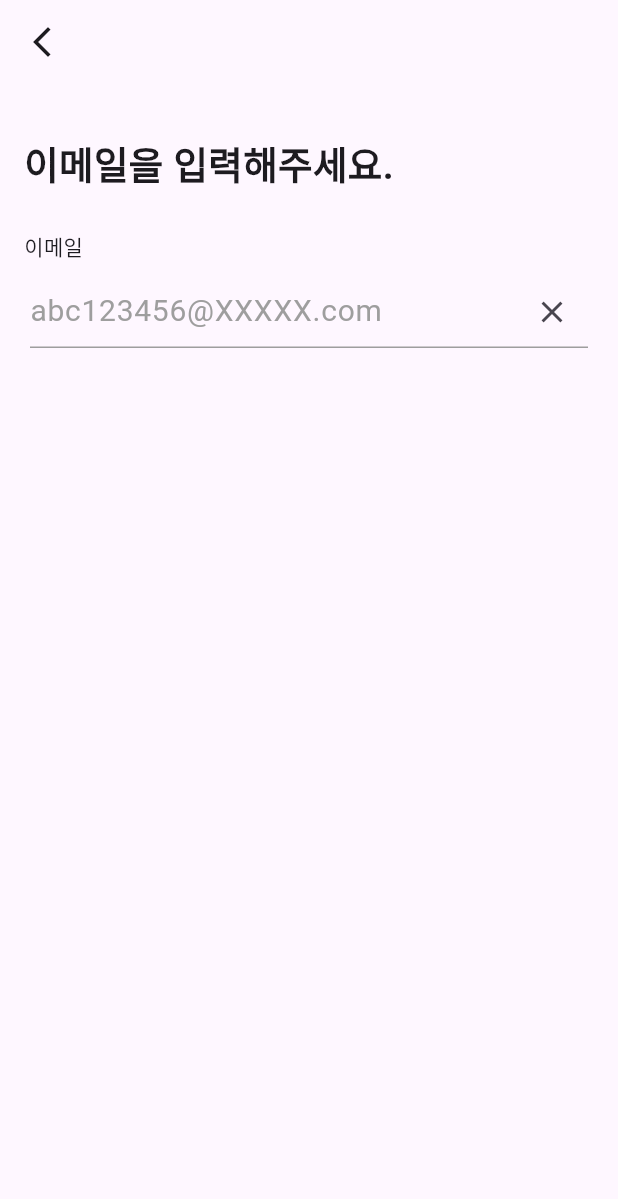
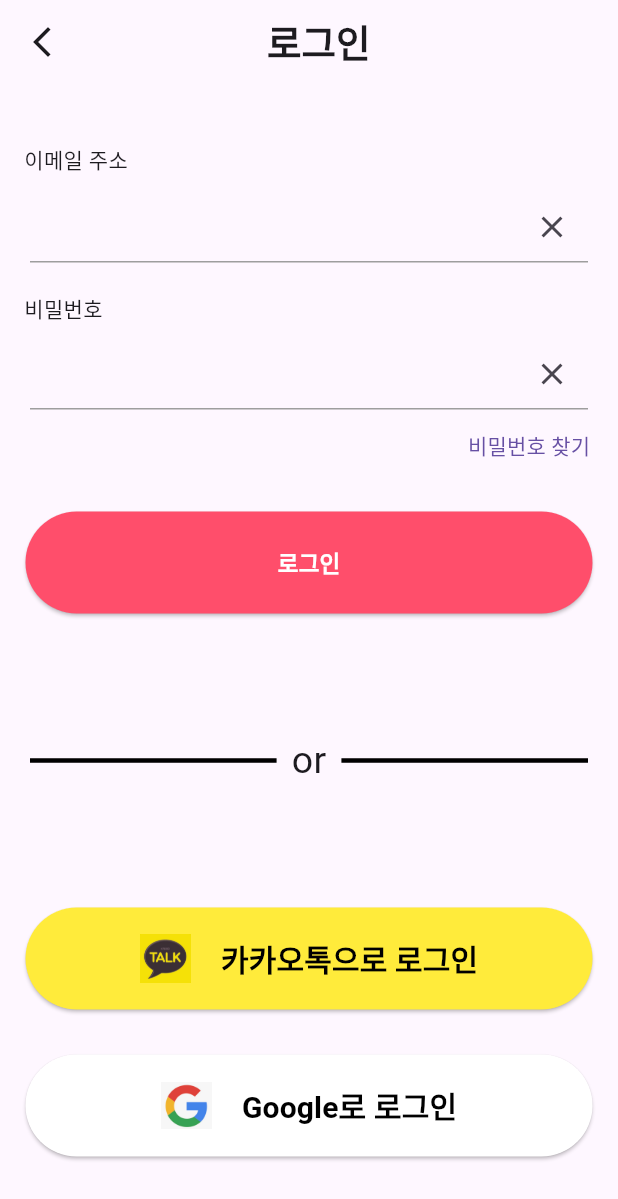
Before and after one commit to 21TripRider/TripRider, a Flutter app: the screen it shows after launch, on a phone screen of 412 x 824 dp. Shown: the top 1199 px of the screen. Run offline on Flutter 3.47's test engine with Material 3 defaults, Android fonts, the phone set to English and light mode, and no system bars.

Commit message:
초기 화면

```diff
--- a/lib/main.dart
+++ b/lib/main.dart
@@ -2,12 +2,13 @@ import 'package:flutter/cupertino.dart';
 import 'package:flutter/material.dart';
 import 'package:triprider/screens/HomeScreen.dart';
 import 'package:triprider/screens/Login/CreateAccountScreen.dart';
+import 'package:triprider/screens/Login/LoginScreen.dart';
 import 'package:triprider/screens/Login/WelcomeScreen.dart';
 
 void main(){
   runApp(
     MaterialApp(
-      home: CreateAccountScreen(),
+      home: Loginscreen(),
     )
   );
 }
--- a/lib/screens/Login/CreateAccountScreen.dart
+++ b/lib/screens/Login/CreateAccountScreen.dart
@@ -1,8 +1,8 @@
 import 'package:flutter/cupertino.dart';
 import 'package:flutter/material.dart';
 
-class CreateAccountScreen extends StatelessWidget {
-  const CreateAccountScreen({super.key});
+class CreateAccountscreen extends StatelessWidget {
+  const CreateAccountscreen({super.key});
 
   @override
   Widget build(BuildContext context) {
@@ -17,6 +17,7 @@ class CreateAccountScreen extends StatelessWidget {
       body: Container(
         child: Column(
           crossAxisAlignment: CrossAxisAlignment.start,
+
           children: [
             Padding(
               padding: const EdgeInsets.only(top: 35, left: 16, bottom: 25),
@@ -53,6 +54,31 @@ class CreateAccountScreen extends StatelessWidget {
                 ),
               ),
             ),
+
+            Expanded(child: SizedBox()),
+
+            ///동일한 코드 반복
+            Padding(
+              padding: const EdgeInsets.only(bottom: 55, left: 17, right: 17),
+              child: Container(
+                width: double.infinity,
+                height: 68,
+                child: ElevatedButton(
+                  style: ElevatedButton.styleFrom(
+                    backgroundColor: Color(0XFFFF4E6B),
+                  ),
+                  onPressed: Next_Button_Pressed,
+                  child: Text(
+                    '다음',
+                    style: TextStyle(
+                      color: Colors.white,
+                      fontSize: 15,
+                      fontWeight: FontWeight.w600,
+                    ),
+                  ),
+                ),
+              ),
+            ),
           ],
         ),
       ),
@@ -63,3 +89,5 @@ class CreateAccountScreen extends StatelessWidget {
 Close_Button_Pressed() {}
 
 Arrow_Back_ios_Pressed() {}
+
+Next_Button_Pressed() {}
--- a/lib/screens/Login/LoginScreen.dart
+++ b/lib/screens/Login/LoginScreen.dart
@@ -0,0 +1,220 @@
+import 'package:flutter/cupertino.dart';
+import 'package:flutter/material.dart';
+
+class Loginscreen extends StatelessWidget {
+  const Loginscreen({super.key});
+
+  @override
+  Widget build(BuildContext context) {
+    return Scaffold(
+      appBar: AppBar(
+        title: Padding(
+          padding: const EdgeInsets.only(left: 106),
+          child: Text(
+            '로그인',
+            style: TextStyle(fontSize: 25, fontWeight: FontWeight.w700),
+          ),
+        ),
+
+        leading: IconButton(
+          onPressed: Arrow_Back_ios_Pressed,
+          icon: Icon(Icons.arrow_back_ios_new),
+        ),
+      ),
+
+      body: Column(
+        crossAxisAlignment: CrossAxisAlignment.start,
+        children: [
+          Padding(
+            padding: const EdgeInsets.only(top: 40, left: 16, bottom: 10),
+            child: Text('이메일 주소'),
+          ),
+
+          Padding(
+            padding: const EdgeInsets.only(left: 20, right: 20),
+            child: TextField(
+              style: TextStyle(fontSize: 20),
+              decoration: InputDecoration(
+                suffixIcon: Container(
+                  child: IconButton(
+                    padding: EdgeInsets.zero,
+                    onPressed: Close_Button_Pressed,
+                    icon: Icon(Icons.close),
+                  ),
+                ),
+
+                enabledBorder: UnderlineInputBorder(
+                  borderSide: BorderSide(color: Colors.grey),
+                ),
+              ),
+            ),
+          ),
+
+          Padding(
+            padding: const EdgeInsets.only(top: 20, left: 16, bottom: 10),
+            child: Text('비밀번호'),
+          ),
+
+          Padding(
+            padding: const EdgeInsets.only(left: 20, right: 20),
+            child: TextField(
+              style: TextStyle(fontSize: 20),
+              decoration: InputDecoration(
+                suffixIcon: Container(
+                  child: IconButton(
+                    padding: EdgeInsets.zero,
+                    onPressed: Close_Button_Pressed,
+                    icon: Icon(Icons.close),
+                  ),
+                ),
+
+                enabledBorder: UnderlineInputBorder(
+                  borderSide: BorderSide(color: Colors.grey),
+                ),
+              ),
+            ),
+          ),
+          Padding(
+            padding: const EdgeInsets.only(left: 300),
+            child: TextButton(
+              onPressed: Password_Search_Pressed,
+              child: Text('비밀번호 찾기'),
+            ),
+          ),
+
+          ///동일한 코드 반복
+          Padding(
+            padding: const EdgeInsets.only(
+              top: 20,
+              bottom: 80,
+              left: 17,
+              right: 17,
+            ),
+            child: Container(
+              width: double.infinity,
+              height: 68,
+              child: ElevatedButton(
+                style: ElevatedButton.styleFrom(
+                  backgroundColor: Color(0XFFFF4E6B),
+                ),
+                onPressed: onPressed_Login,
+                child: Text(
+                  '로그인',
+                  style: TextStyle(
+                    color: Colors.white,
+                    fontSize: 15,
+                    fontWeight: FontWeight.w600,
+                  ),
+                ),
+              ),
+            ),
+          ),
+
+          Padding(
+            padding: const EdgeInsets.symmetric(horizontal: 20),
+            child: Row(
+              children: <Widget>[
+                Expanded(
+                  child: Divider(
+                    thickness: 3,
+                    color: Colors.black,
+                    endIndent: 10,
+                  ),
+                ),
+                Text("or", style: TextStyle(fontSize: 25)),
+                Expanded(
+                  child: Divider(thickness: 3, color: Colors.black, indent: 10),
+                ),
+              ],
+            ),
+          ),
+
+          ///동일한 코드 반복
+          Padding(
+            padding: const EdgeInsets.only(
+              top: 80,
+              bottom: 30,
+              left: 17,
+              right: 17,
+            ),
+            child: Container(
+              width: double.infinity,
+              height: 68,
+              child: ElevatedButton(
+                style: ElevatedButton.styleFrom(backgroundColor: Colors.yellow),
+                onPressed: onPressed_Login,
+                child: Row(
+                  mainAxisAlignment: MainAxisAlignment.center,
+                  children: [
+                    Image.asset(
+                      'asset/image/kakaotalk.png',
+                      height: 34,
+                      width: 34,
+                    ),
+
+                    SizedBox(width: 20),
+
+                    Text(
+                      '카카오톡으로 로그인',
+                      style: TextStyle(
+                        color: Colors.black,
+                        fontSize: 20,
+                        fontWeight: FontWeight.w600,
+                      ),
+                    ),
+                  ],
+                ),
+              ),
+            ),
+          ),
+
+          ///동일한 코드 반복
+          Padding(
+            padding: const EdgeInsets.only(bottom: 30, left: 17, right: 17),
+            child: Container(
+              width: double.infinity,
+              height: 68,
+              child: ElevatedButton(
+                style: ElevatedButton.styleFrom(backgroundColor: Colors.white),
+                onPressed: Google_Login_Pressed,
+                child: Row(
+                  mainAxisAlignment: MainAxisAlignment.center,
+                  children: [
+                    Image.asset(
+                      'asset/image/Google.png',
+                      width: 34,
+                      height: 34,
+                    ),
+
+                    SizedBox(width: 20),
+
+                    Text(
+                      'Google로 로그인',
+                      style: TextStyle(
+                        color: Colors.black,
+                        fontSize: 20,
+                        fontWeight: FontWeight.w600,
+                      ),
+                    ),
+                  ],
+                ),
+              ),
+            ),
+          ),
+        ],
+      ),
+    );
+  }
+}
+
+Arrow_Back_ios_Pressed() {}
+
+Close_Button_Pressed() {}
+
+Password_Search_Pressed() {}
+
+onPressed_Login() {}
+
+Kakao_Login_Pressed() {}
+
+Google_Login_Pressed() {}
--- a/lib/screens/Login/WelcomeScreen.dart
+++ b/lib/screens/Login/WelcomeScreen.dart
@@ -14,7 +14,7 @@ class Welcomescreen extends StatelessWidget {
           children: [
             Container(child: Image.asset('asset/image/logo.png')),
 
-            SizedBox(height: 30,),
+            SizedBox(height: 30),
 
             Container(
               child: Column(
@@ -30,29 +30,32 @@ class Welcomescreen extends StatelessWidget {
               ),
             ),
 
-            SizedBox(height: 150,),
+            SizedBox(height: 150),
 
+            ///동일한 코드 반복
             Padding(
-              padding: const EdgeInsets.symmetric(horizontal: 30),
+              padding: const EdgeInsets.only(bottom: 55, left: 17, right: 17),
               child: Container(
+                width: double.infinity,
+                height: 68,
                 child: ElevatedButton(
                   style: ElevatedButton.styleFrom(
-                    padding: EdgeInsets.symmetric(vertical: 25),
                     backgroundColor: Color(0XFFFF4E6B),
                   ),
                   onPressed: onPressed_Login,
                   child: Text(
-                    '로그인',
+                    '다음',
                     style: TextStyle(
                       color: Colors.white,
-                      fontWeight: FontWeight.w700,
+                      fontSize: 15,
+                      fontWeight: FontWeight.w600,
                     ),
                   ),
                 ),
               ),
             ),
 
-            SizedBox(height: 20,),
+            SizedBox(height: 20),
 
             Padding(
               padding: const EdgeInsets.symmetric(horizontal: 30),
```
Also changed, not shown: asset/image/Google.png (added), asset/image/kakaotalk.png (added), 2 other files.
